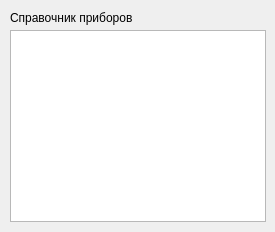
Old version of the form src/dict/device/views/devices_list_widget.ui in the repository vvchigirev/Endo.
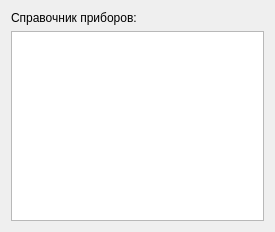
New version of the form.

Commit message: Поправил отображение виджета списка справочника Приборов

The edit to the form file:
```diff
--- a/src/dict/device/views/devices_list_widget.ui
+++ b/src/dict/device/views/devices_list_widget.ui
@@ -13,29 +13,18 @@
   <property name="windowTitle">
    <string>Form</string>
   </property>
+  <layout class="QVBoxLayout" name="verticalLayout">
+   <item>
   <widget class="QLabel" name="label">
-   <property name="geometry">
-    <rect>
-     <x>10</x>
-     <y>10</y>
-     <width>131</width>
-     <height>16</height>
-    </rect>
-   </property>
    <property name="text">
-    <string>Справочник приборов</string>
-   </property>
-  </widget>
-  <widget class="QTableView" name="table">
-   <property name="geometry">
-    <rect>
-     <x>10</x>
-     <y>30</y>
-     <width>256</width>
-     <height>192</height>
-    </rect>
-   </property>
-  </widget>
+      <string>Справочник приборов:</string>
+     </property>
+    </widget>
+   </item>
+   <item>
+    <widget class="QTableView" name="table"/>
+   </item>
+  </layout>
  </widget>
  <resources/>
  <connections/>
```
Lines whose indentation alone changed are shown as unchanged. The commit also changes 1 other file.
